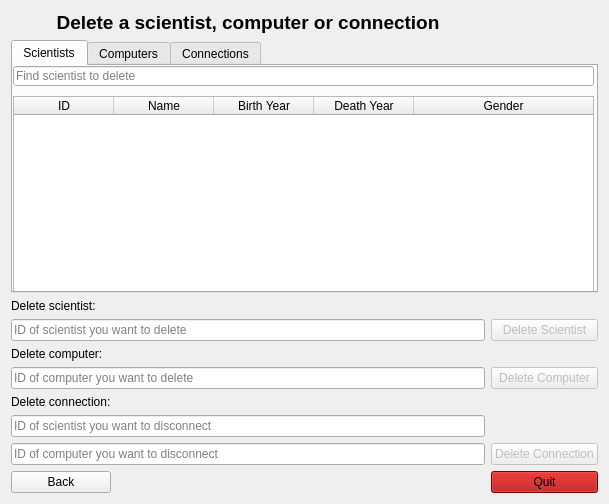
Chiquita40-VLN-H2016/chiquita40, file Skil3/DeleteWindow.ui: the form before one commit.
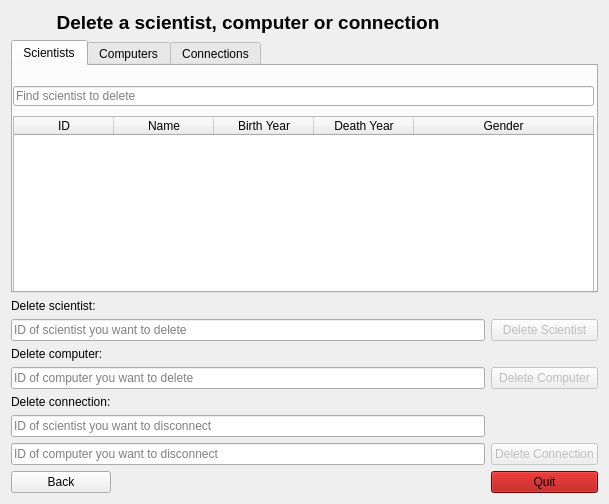
The form after the commit. Icons and pictures are not drawn.

```diff
--- a/Skil3/DeleteWindow.ui
+++ b/Skil3/DeleteWindow.ui
@@ -58,9 +58,9 @@
        <property name="geometry">
         <rect>
          <x>0</x>
-         <y>30</y>
+         <y>50</y>
          <width>581</width>
-         <height>201</height>
+         <height>181</height>
         </rect>
        </property>
        <property name="editTriggers">
@@ -111,7 +111,7 @@
        <property name="geometry">
         <rect>
          <x>0</x>
-         <y>0</y>
+         <y>20</y>
          <width>581</width>
          <height>20</height>
         </rect>
@@ -120,6 +120,19 @@
         <string>Find scientist to delete</string>
        </property>
       </widget>
+      <widget class="QLabel" name="label_searchScientistsNoResults">
+       <property name="geometry">
+        <rect>
+         <x>0</x>
+         <y>0</y>
+         <width>581</width>
+         <height>16</height>
+        </rect>
+       </property>
+       <property name="text">
+        <string/>
+       </property>
+      </widget>
      </widget>
      <widget class="QWidget" name="tab_Computer">
       <attribute name="title">
```
Left out of the diff: 38 changed lines with no effect on the pictures.
